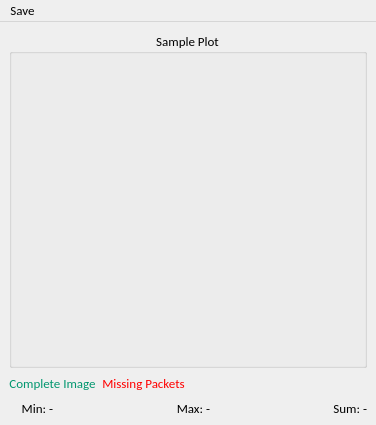
Qt form slsDetectorGui/forms/form_cloneplot.ui (slsdetectorgroup/slsDetectorPackage) before a commit.
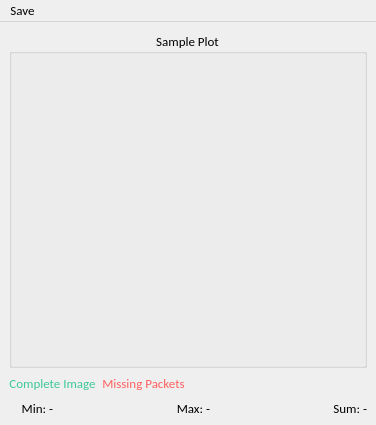
The same form after that commit.

```diff
--- a/slsDetectorGui/forms/form_cloneplot.ui
+++ b/slsDetectorGui/forms/form_cloneplot.ui
@@ -53,9 +53,9 @@
          <colorrole role="WindowText">
           <brush brushstyle="SolidPattern">
            <color alpha="255">
-            <red>0</red>
-            <green>150</green>
-            <blue>110</blue>
+            <red>60</red>
+            <green>200</green>
+            <blue>150</blue>
            </color>
           </brush>
          </colorrole>
@@ -64,9 +64,9 @@
          <colorrole role="WindowText">
           <brush brushstyle="SolidPattern">
            <color alpha="255">
-            <red>0</red>
-            <green>150</green>
-            <blue>110</blue>
+            <red>60</red>
+            <green>200</green>
+            <blue>150</blue>
            </color>
           </brush>
          </colorrole>
@@ -75,9 +75,9 @@
          <colorrole role="WindowText">
           <brush brushstyle="SolidPattern">
            <color alpha="255">
-            <red>139</red>
-            <green>142</green>
-            <blue>142</blue>
+            <red>125</red>
+            <green>125</green>
+            <blue>125</blue>
            </color>
           </brush>
          </colorrole>
@@ -119,8 +119,8 @@
           <brush brushstyle="SolidPattern">
            <color alpha="255">
             <red>255</red>
-            <green>0</green>
-            <blue>0</blue>
+            <green>95</green>
+            <blue>95</blue>
            </color>
           </brush>
          </colorrole>
@@ -130,8 +130,8 @@
           <brush brushstyle="SolidPattern">
            <color alpha="255">
             <red>255</red>
-            <green>0</green>
-            <blue>0</blue>
+            <green>95</green>
+            <blue>95</blue>
            </color>
           </brush>
          </colorrole>
@@ -140,9 +140,9 @@
          <colorrole role="WindowText">
           <brush brushstyle="SolidPattern">
            <color alpha="255">
-            <red>139</red>
-            <green>142</green>
-            <blue>142</blue>
+            <red>125</red>
+            <green>125</green>
+            <blue>125</blue>
            </color>
           </brush>
          </colorrole>
```
